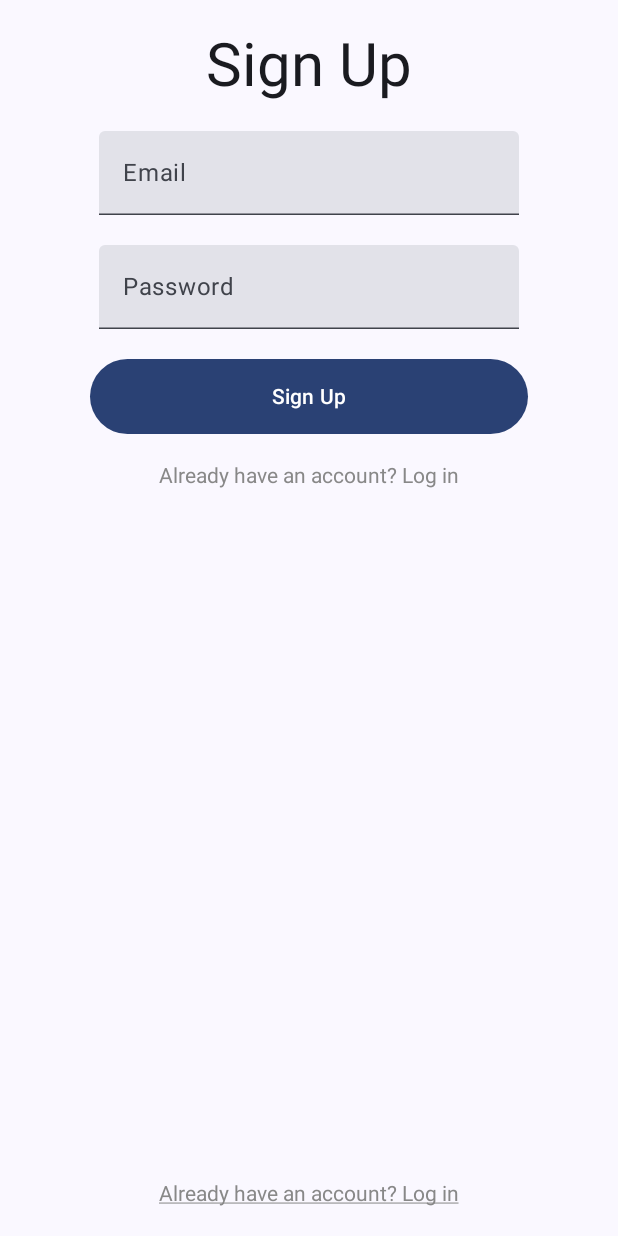
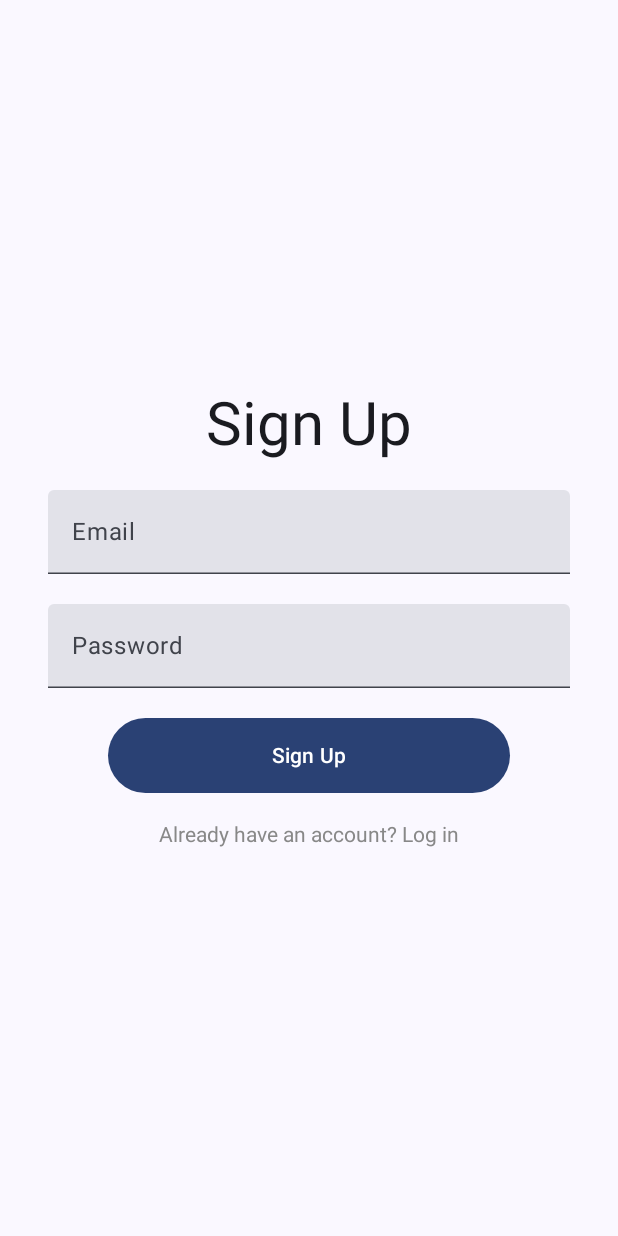
Before and after one commit to culturama/Culturama-MD, an Android app built with Jetpack Compose: the @Preview function SignUpPreview, on a phone screen of 412 x 824 dp. Run offline under Robolectric (Android 15) with nearby library versions, the phone set to English and light mode, and no system bars.

Commit message:
change sign up

```diff
--- a/app/src/main/java/com/example/culturama/ui/screen/register/SignUp.kt
+++ b/app/src/main/java/com/example/culturama/ui/screen/register/SignUp.kt
@@ -39,22 +39,16 @@ import com.example.culturama.ui.theme.CulturamaTheme
 @OptIn(ExperimentalMaterial3Api::class)
 @Composable
 fun SignUp(navController: NavHostController) {
-    Box(modifier = Modifier.fillMaxSize()) {
-        ClickableText(
-            text = AnnotatedString("Already have an account? Log in"),
+    Box(
         modifier = Modifier
-                .align(Alignment.BottomCenter)
-                .padding(20.dp),
-            onClick = { /* Handle navigation to login screen */ },
-            style = TextStyle(
-                fontSize = 14.sp,
-                textDecoration = TextDecoration.Underline,
-                color = Color.Gray // Sesuaikan warna sesuai keinginan
-            )
-        )
-    }
+            .fillMaxSize()
+            .padding(16.dp),
+        contentAlignment = Alignment.Center
+    ) {
         Column(
-        modifier = Modifier.padding(20.dp),
+            modifier = Modifier
+                .fillMaxWidth()
+                .padding(16.dp),
             verticalArrangement = Arrangement.Center,
             horizontalAlignment = Alignment.CenterHorizontally
         ) {
@@ -62,16 +56,21 @@ fun SignUp(navController: NavHostController) {
             val email = remember { mutableStateOf(TextFieldValue()) }
             val password = remember { mutableStateOf(TextFieldValue()) }
 
-        Text(text = "Sign Up", style = TextStyle(fontSize = 40.sp))
+            Text(
+                text = "Sign Up",
+                style = TextStyle(fontSize = 40.sp)
+            )
 
             Spacer(modifier = Modifier.height(20.dp))
             TextField(
+                modifier = Modifier.fillMaxWidth(),
                 label = { Text(text = "Email") },
                 value = email.value,
                 onValueChange = { email.value = it })
 
             Spacer(modifier = Modifier.height(20.dp))
             TextField(
+                modifier = Modifier.fillMaxWidth(),
                 label = { Text(text = "Password") },
                 value = password.value,
                 visualTransformation = PasswordVisualTransformation(),
@@ -79,7 +78,9 @@ fun SignUp(navController: NavHostController) {
                 onValueChange = { password.value = it })
 
             Spacer(modifier = Modifier.height(20.dp))
-        Box(modifier = Modifier.padding(40.dp, 0.dp, 40.dp, 0.dp)) {
+            Box(
+                modifier = Modifier.padding(40.dp, 0.dp, 40.dp, 0.dp)
+            ) {
                 Button(
                     onClick = { /* Handle sign-up logic */ },
                     shape = RoundedCornerShape(50.dp),
@@ -90,15 +91,17 @@ fun SignUp(navController: NavHostController) {
                     Text(text = "Sign Up")
                 }
             }
+
             Spacer(modifier = Modifier.height(20.dp))
             ClickableText(
                 text = AnnotatedString("Already have an account? Log in"),
                 onClick = { /* Handle navigation to login screen */ },
                 style = TextStyle(
                     fontSize = 14.sp,
-                color = Color.Gray // Sesuaikan warna sesuai keinginan
+                    color = Color.Gray
                 )
             )
+        }
     }
 }
 
```
Lines whose indentation alone changed are shown as unchanged.
